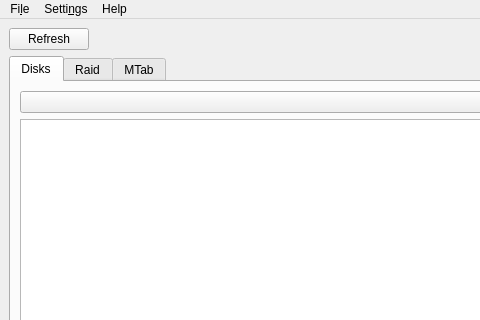
Qt form ui/main.ui (iddekingej/blgui) before a commit; both pictures show x 0 to 480 and y 0 to 320 of the 846 by 648 pixel window.
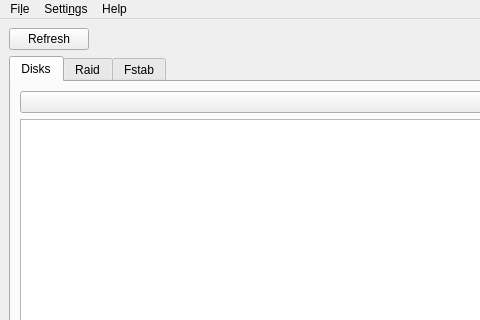
The same form after that commit.

Commit message: *Readme update *mtab=>fstab

The edit to the form file:
```diff
--- a/ui/main.ui
+++ b/ui/main.ui
@@ -130,7 +130,7 @@
         </widget>
         <widget class="QWidget" name="tab">
          <attribute name="title">
-          <string>MTab</string>
+          <string>Fstab</string>
          </attribute>
          <layout class="QHBoxLayout" name="horizontalLayout_4">
           <item>
```
The commit also changes 2 other files.
